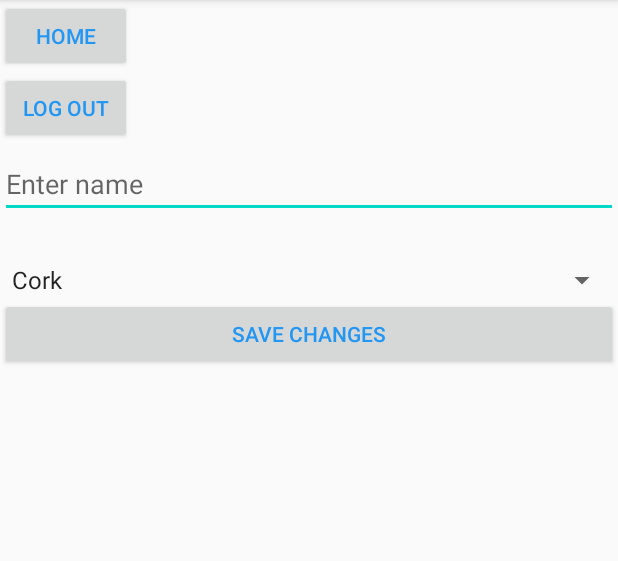
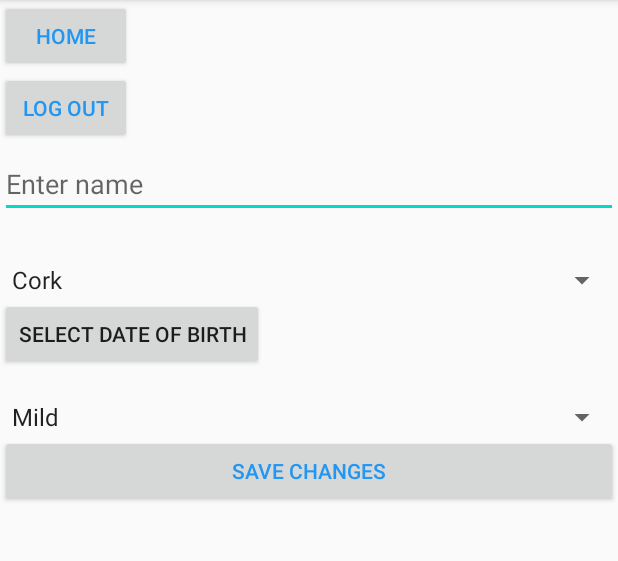
Before and after one commit to Fergaloc/FYP-FOC, an Android app: the PatientSettingsActivity screen opened directly, with no data from a screen before it, on a phone screen of 412 x 824 dp, the part 84-645 px from its top. Run offline under Robolectric (Android 15) with nearby library versions, the phone set to English and light mode, and no system bars; our stand-ins replace Firebase (no records; nobody signed in at launch, a user with empty details on screens opened directly).

Commit message:
-implemented date picker for DOB + bleeds

```diff
--- a/app/src/main/java/com/example/MyBleeds/Bleed.java
+++ b/app/src/main/java/com/example/MyBleeds/Bleed.java
@@ -10,6 +10,7 @@ public class Bleed {
             private String bleedSide;
             private String bleedSeverity;
             private String bleedCause;
+            private String bleedDate;
 
 
 
@@ -20,13 +21,14 @@ public class Bleed {
 
     }
 
-    public Bleed(String bleedID, String bleedName, int bleedRating, String bleedSide, String bleedSeverity, String bleedCause) {
+    public Bleed(String bleedID, String bleedName, int bleedRating, String bleedSide, String bleedSeverity, String bleedCause,String bleedDate) {
         this.bleedID = bleedID;
         this.bleedName  = bleedName;
         this.bleedRating = bleedRating;
         this.bleedSide = bleedSide;
         this.bleedSeverity = bleedSeverity;
         this.bleedCause = bleedCause;
+        this.bleedDate = bleedDate;
     }
 
     public String getBleedIDID() {
@@ -47,4 +49,6 @@ public class Bleed {
 
     public String getBleedCause() { return  bleedCause; }
 
+    public String getBleedDate() { return  bleedDate; }
+
     }
--- a/app/src/main/java/com/example/MyBleeds/PatientSettingsActivity.java
+++ b/app/src/main/java/com/example/MyBleeds/PatientSettingsActivity.java
@@ -4,6 +4,7 @@ import androidx.annotation.NonNull;
 import androidx.appcompat.app.AlertDialog;
 import androidx.appcompat.app.AppCompatActivity;
 
+import android.app.DatePickerDialog;
 import android.content.Intent;
 import android.os.Bundle;
 import android.text.TextUtils;
@@ -11,9 +12,11 @@ import android.view.LayoutInflater;
 import android.view.View;
 import android.widget.AdapterView;
 import android.widget.Button;
+import android.widget.DatePicker;
 import android.widget.EditText;
 import android.widget.ListView;
 import android.widget.Spinner;
+import android.widget.TextView;
 import android.widget.Toast;
 
 import com.google.firebase.auth.FirebaseAuth;
@@ -24,19 +27,23 @@ import com.google.firebase.database.FirebaseDatabase;
 import com.google.firebase.database.ValueEventListener;
 import com.google.firebase.auth.FirebaseUser;
 
+import org.w3c.dom.Text;
+
 import java.util.ArrayList;
+import java.util.Calendar;
 import java.util.Date;
 import java.util.List;
 
-public class PatientSettingsActivity extends AppCompatActivity {
+public class PatientSettingsActivity extends AppCompatActivity implements DatePickerDialog.OnDateSetListener {
 
     public static final String PATIENT_NAME = "patientname";
     public static final String PATIENT_ID = "patientid";
 
 
     EditText editTextName;
-    Button buttonUpdate, buttonHome, buttonLogOut;
-    Spinner spinnerRegion;
+    Button buttonUpdate, buttonHome, buttonLogOut,buttonDOBPicker;
+    Spinner spinnerRegion, SpinnerpatientSeverity;
+    TextView textViewDOB;
 
     DatabaseReference databasePatients;
 
@@ -61,8 +68,9 @@ public class PatientSettingsActivity extends AppCompatActivity {
         buttonUpdate = (Button) findViewById(R.id.buttonUpdatePatient);
         buttonHome = (Button) findViewById(R.id.buttonHome);
         buttonLogOut = (Button) findViewById(R.id.buttonLogOut);
-
-
+        SpinnerpatientSeverity = (Spinner) findViewById(R.id.SpinnerpatientSeverity);
+        buttonDOBPicker = (Button) findViewById(R.id.buttonDOBPicker);
+        textViewDOB = (TextView) findViewById(R.id.textViewDOB);
 
         listViewArtists = (ListView) findViewById(R.id.listViewArtists);
 
@@ -73,16 +81,17 @@ public class PatientSettingsActivity extends AppCompatActivity {
                 public void onClick(View view) {
                     String name = editTextName.getText().toString().trim();
                     String region = spinnerRegion.getSelectedItem().toString();
+                    String DOB = textViewDOB.getText().toString();
+                    String severity = SpinnerpatientSeverity.getSelectedItem().toString();
 
                     if(TextUtils.isEmpty(name)){
                         editTextName.setError("Name Required");
                         return;
                     }
 
-                    updatePatient(name, region);
+                    updatePatient(name, region, DOB, severity);
 
                 }
-
 
             });
 
@@ -113,17 +122,43 @@ public class PatientSettingsActivity extends AppCompatActivity {
             });
 
 
+            //https://www.youtube.com/watch?v=AdTzD96AhE0
+            // code from an online tutorial that shows a date picker once the button is picked.
+            buttonDOBPicker.setOnClickListener(new View.OnClickListener() {
+                @Override
+                public void onClick(View v) {
+                    showDatePickerDialog();
+                }
+            });
+        }
+    //https://www.youtube.com/watch?v=AdTzD96AhE0
+    // code from an online tutorial that shows a date picker once the button is picked.
+    private void showDatePickerDialog(){
+        DatePickerDialog datePickerDialog = new DatePickerDialog(this ,this,
+                Calendar.getInstance().get(Calendar.YEAR),
+                Calendar.getInstance().get(Calendar.MONTH),
+                Calendar.getInstance().get(Calendar.DAY_OF_MONTH));
+        datePickerDialog.show();
+    }
 
 
-        }
+    @Override
+    public void onDateSet(DatePicker view, int year, int month, int dayOfMonth) {
+        String date =  dayOfMonth + "/" + (month+1) +  "/ "+ year;
+        textViewDOB.setText(date);
+    }
 
-    private boolean updatePatient(String name, String region){
+
+
+
+
+    private boolean updatePatient(String name, String region, String DOB, String severity){
 
         String uid = FirebaseAuth.getInstance().getCurrentUser().getUid();
 
         DatabaseReference databaseReference = FirebaseDatabase.getInstance().getReference("patients").child(uid);
 
-        Patient patient = new Patient( name , region);
+        Patient patient = new Patient( name , region, DOB, severity);
 
         //overide with new patient
 
@@ -133,8 +168,4 @@ public class PatientSettingsActivity extends AppCompatActivity {
 
     }
 
-
-
-
-
 }
--- a/app/src/main/res/layout/patient_settings.xml
+++ b/app/src/main/res/layout/patient_settings.xml
@@ -22,11 +22,35 @@
         android:entries="@array/genres" />
 
 
+
+    <Button
+        android:id="@+id/buttonDOBPicker"
+        android:layout_width="wrap_content"
+        android:layout_height="wrap_content"
+        android:layout_below="@id/spinnerRegion"
+        android:text="Select Date of Birth" />
+
+    <TextView
+        android:id="@+id/textViewDOB"
+        android:layout_below="@id/buttonDOBPicker"
+        android:layout_width="match_parent"
+        android:layout_height="wrap_content"
+        android:text="" />
+
+    <Spinner
+        android:id="@+id/SpinnerpatientSeverity"
+        android:layout_width="match_parent"
+        android:layout_height="wrap_content"
+        android:layout_below="@id/textViewDOB"
+        android:entries="@array/patientSeverity"
+        />
+
+
     <Button
         android:id="@+id/buttonUpdatePatient"
         android:layout_width="match_parent"
         android:layout_height="wrap_content"
-        android:layout_below="@id/spinnerRegion"
+        android:layout_below="@id/SpinnerpatientSeverity"
         android:text="Save Changes"
         android:textColor="#2196F3"/>
 
--- a/app/src/main/res/values/styles.xml
+++ b/app/src/main/res/values/styles.xml
@@ -64,4 +64,11 @@
     </array>
 
 
+    //Patient Severity
+    <array name="patientSeverity">
+        <item>Mild</item>
+        <item>Moderate</item>
+        <item>Severe</item>
+    </array>
+
 </resources>
```
Also changed, not shown: app/src/main/java/com/example/MyBleeds/AddBleedActivity.java (+3 -5 lines), app/src/main/java/com/example/MyBleeds/MainActivity.java (+5 -3 lines), app/src/main/java/com/example/MyBleeds/Patient.java (+14 -2 lines), app/src/main/res/layout/activity_add_bleed.xml (renamed from app/src/main/res/layout/activity_add_track.xml).
